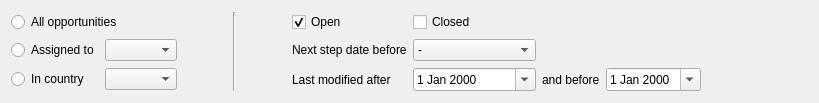
Before: the Qt Designer form client/src/pages/opportunityfilterwidget.ui in KDAB/FatCRM, drawn with Qt 5.
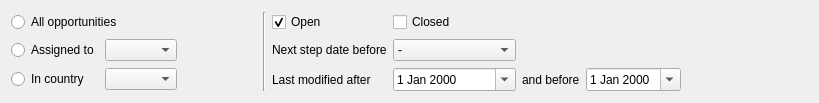
After: the same form once the commit is applied. Custom widgets are drawn as their Qt base class.

The edit to the form file:
```diff
--- a/client/src/pages/opportunityfilterwidget.ui
+++ b/client/src/pages/opportunityfilterwidget.ui
@@ -17,7 +17,7 @@
    <item row="2" column="1">
     <widget class="QComboBox" name="cbCountry"/>
    </item>
-   <item row="1" column="6">
+   <item row="1" column="5">
     <widget class="QComboBox" name="cbMaxNextStepDate">
      <item>
       <property name="text">
@@ -53,14 +53,14 @@
      </property>
     </widget>
    </item>
-   <item row="2" column="6">
+   <item row="2" column="5">
     <widget class="QDateEditEx" name="modifiedAfter">
      <property name="calendarPopup">
       <bool>true</bool>
      </property>
     </widget>
    </item>
-   <item row="0" column="5">
+   <item row="0" column="4">
     <widget class="QCheckBox" name="cbOpen">
      <property name="text">
       <string>Open</string>
@@ -77,7 +77,7 @@
      </property>
     </widget>
    </item>
-   <item row="2" column="9">
+   <item row="2" column="8">
     <spacer name="horizontalSpacer_2">
      <property name="orientation">
       <enum>Qt::Horizontal</enum>
@@ -90,7 +90,7 @@
      </property>
     </spacer>
    </item>
-   <item row="1" column="5">
+   <item row="1" column="4">
     <widget class="QLabel" name="label">
      <property name="text">
       <string>Next step date before</string>
@@ -104,7 +104,23 @@
      </property>
     </widget>
    </item>
-   <item row="2" column="8">
+   <item row="0" column="2">
+    <spacer name="horizontalSpacer_3">
+     <property name="orientation">
+      <enum>Qt::Horizontal</enum>
+     </property>
+     <property name="sizeType">
+      <enum>QSizePolicy::Maximum</enum>
+     </property>
+     <property name="sizeHint" stdset="0">
+      <size>
+       <width>80</width>
+       <height>20</height>
+      </size>
+     </property>
+    </spacer>
+   </item>
+   <item row="2" column="7">
     <widget class="QDateEditEx" name="modifiedBefore">
      <property name="calendarPopup">
       <bool>true</bool>
@@ -118,7 +134,7 @@
      </property>
     </widget>
    </item>
-   <item row="0" column="6">
+   <item row="0" column="5">
     <widget class="QCheckBox" name="cbClosed">
      <property name="text">
       <string>Closed</string>
@@ -128,52 +144,20 @@
    <item row="1" column="1">
     <widget class="QComboBox" name="cbAssignee"/>
    </item>
-   <item row="2" column="5">
+   <item row="2" column="4">
     <widget class="QLabel" name="label_2">
      <property name="text">
       <string>Last modified after</string>
      </property>
     </widget>
    </item>
-   <item row="2" column="7">
+   <item row="2" column="6">
     <widget class="QLabel" name="label_3">
      <property name="text">
       <string>and before</string>
      </property>
     </widget>
    </item>
-   <item row="0" column="4">
-    <spacer name="horizontalSpacer">
-     <property name="orientation">
-      <enum>Qt::Horizontal</enum>
-     </property>
-     <property name="sizeType">
-      <enum>QSizePolicy::Maximum</enum>
-     </property>
-     <property name="sizeHint" stdset="0">
-      <size>
-       <width>50</width>
-       <height>20</height>
-      </size>
-     </property>
-    </spacer>
-   </item>
-   <item row="0" column="2">
-    <spacer name="horizontalSpacer_3">
-     <property name="orientation">
-      <enum>Qt::Horizontal</enum>
-     </property>
-     <property name="sizeType">
-      <enum>QSizePolicy::Maximum</enum>
-     </property>
-     <property name="sizeHint" stdset="0">
-      <size>
-       <width>50</width>
-       <height>20</height>
-      </size>
-     </property>
-    </spacer>
-   </item>
   </layout>
  </widget>
  <customwidgets>
```
